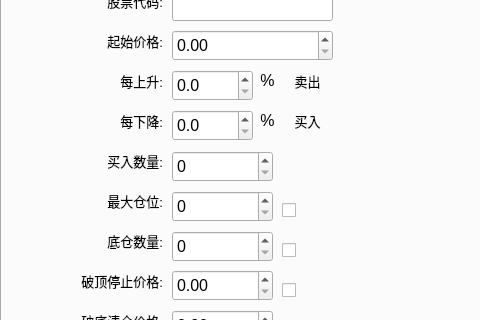
Above: TradeWinner/trade_winner.ui from spartawwy/mytrd_proj before the change; both pictures show x 0 to 480 and y 111 to 431 of the 917 by 620 pixel window. Below: the same form after it.
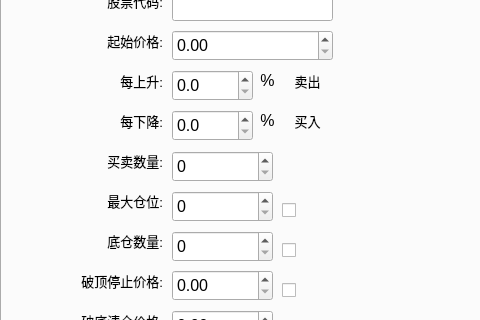
That is the form after the change. The open tabs and pages were chosen to show the change.

What changed in the file:
```diff
--- a/TradeWinner/trade_winner.ui
+++ b/TradeWinner/trade_winner.ui
@@ -1820,7 +1820,7 @@
        </font>
       </property>
       <property name="text">
-       <string>买入数量:</string>
+       <string>买卖数量:</string>
       </property>
       <property name="alignment">
        <set>Qt::AlignRight|Qt::AlignTrailing|Qt::AlignVCenter</set>
```
Left out of the diff: 6 changed lines with no effect on the pictures.
